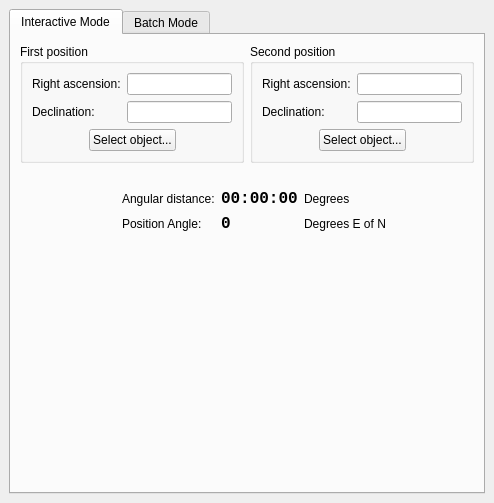
First picture: the form in kstars/tools/modcalcangdist.ui, repository KDE/kstars, before the edit.
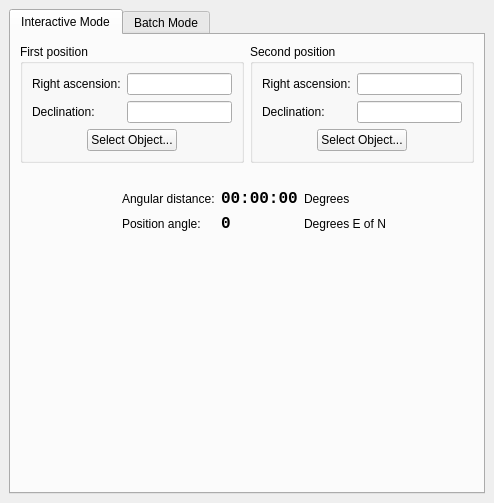
Second picture: the form after the edit. Custom widgets are drawn as their Qt base class.

Patch:
```diff
--- a/kstars/tools/modcalcangdist.ui
+++ b/kstars/tools/modcalcangdist.ui
@@ -110,7 +110,7 @@
               <item>
                <widget class="QPushButton" name="FirstObjectButton">
                 <property name="text">
-                 <string>Select object...</string>
+                 <string>Select Object...</string>
                 </property>
                </widget>
               </item>
@@ -213,7 +213,7 @@
               <item>
                <widget class="QPushButton" name="SecondObjectButton">
                 <property name="text">
-                 <string>Select object...</string>
+                 <string>Select Object...</string>
                 </property>
                </widget>
               </item>
@@ -335,7 +335,7 @@
            <item row="1" column="0">
             <widget class="QLabel" name="AngDistLabel_2">
              <property name="text">
-              <string>Position Angle:</string>
+              <string>Position angle:</string>
              </property>
             </widget>
            </item>
```
Left out of the diff: 4 changed lines with no effect on the pictures.
